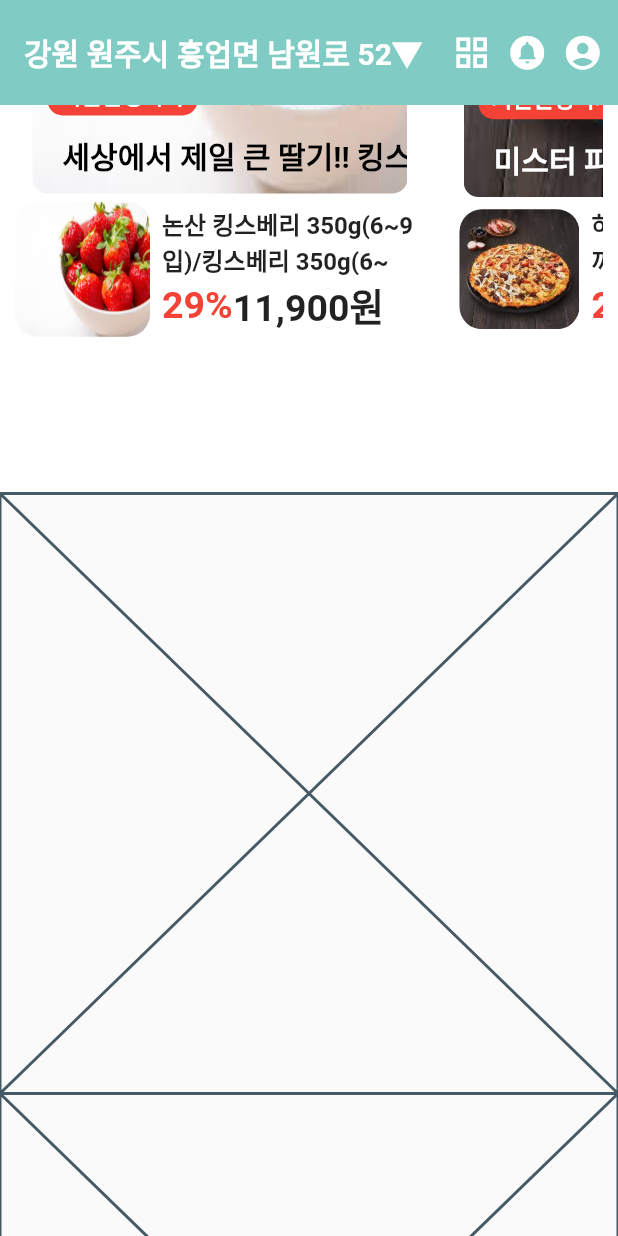
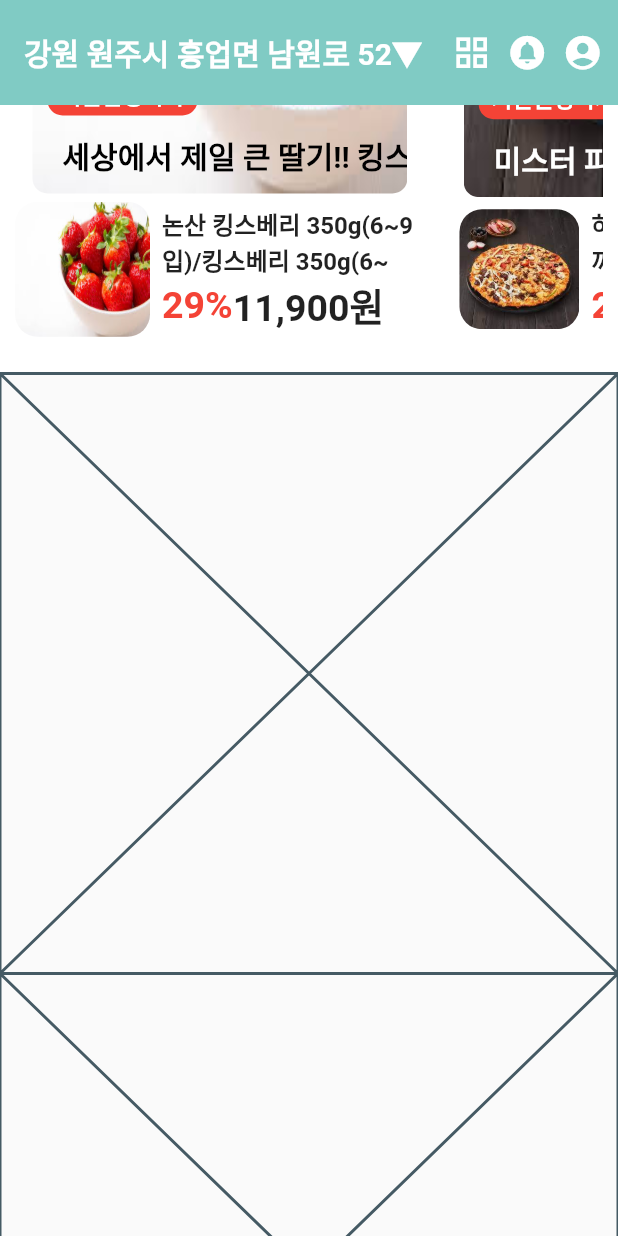
Before and after one commit to chihyeonwon/Flutter_Baemin, a Flutter app: the screen it shows after launch, scrolled down 2304 dp, on a phone screen of 412 x 824 dp. Run offline on Flutter 3.47's test engine with Material 2 defaults, Android fonts, the phone set to English and light mode, and no system bars; our stand-ins replace carousel_slider.

Commit message:
전체 Container 크기 수정

```diff
--- a/lib/live.dart
+++ b/lib/live.dart
@@ -18,7 +18,7 @@ class _LiveState extends State<Live> {
       child: Material(
         child: Container(
           width: 1000.0,
-          height: 600.0,
+          height: 520.0,
           color: Colors.white,
           child: Column(
             children: [
```
